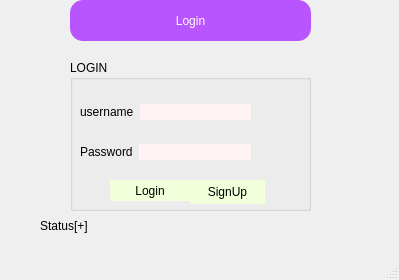
Before: the Qt Designer form LibraryManagementSoftware/LibraryManagementSoftware/login.ui in vashutangri/library_management_system, drawn with Qt 5.
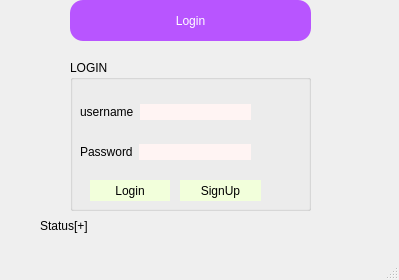
After: the same form once the commit is applied.

```diff
--- a/LibraryManagementSoftware/LibraryManagementSoftware/login.ui
+++ b/LibraryManagementSoftware/LibraryManagementSoftware/login.ui
@@ -57,7 +57,7 @@
     <widget class="QPushButton" name="pushButton">
      <property name="geometry">
       <rect>
-       <x>40</x>
+       <x>20</x>
        <y>120</y>
        <width>80</width>
        <height>21</height>
@@ -127,10 +127,10 @@
     <widget class="QPushButton" name="pushButton_2">
      <property name="geometry">
       <rect>
-       <x>120</x>
+       <x>110</x>
        <y>120</y>
-       <width>75</width>
-       <height>24</height>
+       <width>81</width>
+       <height>21</height>
       </rect>
      </property>
      <property name="text">
```
